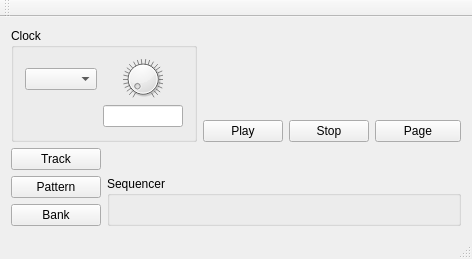
cequenser/sequencer, file apps/digitakt/midi_sequencer/midi_sequencer.ui: the form before one commit.
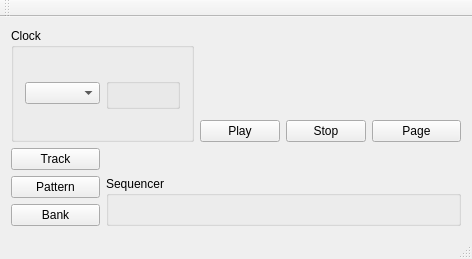
The form after the commit. Custom widgets are drawn as their Qt base class.

What changed in the file:
```diff
--- a/apps/digitakt/midi_sequencer/midi_sequencer.ui
+++ b/apps/digitakt/midi_sequencer/midi_sequencer.ui
@@ -49,59 +49,13 @@
        <string>Clock</string>
       </property>
       <layout class="QGridLayout" name="gridLayout_2">
-       <item row="0" column="2" alignment="Qt::AlignHCenter">
-        <widget class="QDial" name="midi_clock_bpm_dial">
-         <property name="sizePolicy">
-          <sizepolicy hsizetype="MinimumExpanding" vsizetype="MinimumExpanding">
-           <horstretch>0</horstretch>
-           <verstretch>0</verstretch>
-          </sizepolicy>
-         </property>
-         <property name="maximumSize">
-          <size>
-           <width>40</width>
-           <height>40</height>
-          </size>
-         </property>
-         <property name="maximum">
-          <number>4800</number>
-         </property>
-         <property name="singleStep">
-          <number>1</number>
-         </property>
-         <property name="value">
-          <number>120</number>
-         </property>
-         <property name="wrapping">
-          <bool>false</bool>
-         </property>
-         <property name="notchTarget">
-          <double>40.000000000000000</double>
-         </property>
-         <property name="notchesVisible">
-          <bool>true</bool>
-         </property>
-        </widget>
-       </item>
        <item row="0" column="0">
         <widget class="QComboBox" name="midi_clock_port_box"/>
        </item>
-       <item row="2" column="2" alignment="Qt::AlignHCenter">
-        <widget class="QLineEdit" name="midi_clock_bpm_edit">
-         <property name="minimumSize">
-          <size>
-           <width>80</width>
-           <height>0</height>
-          </size>
-         </property>
-         <property name="maximumSize">
-          <size>
-           <width>80</width>
-           <height>16777215</height>
-          </size>
-         </property>
-         <property name="alignment">
-          <set>Qt::AlignRight|Qt::AlignTrailing|Qt::AlignVCenter</set>
+       <item row="0" column="1">
+        <widget class="qt::poti_t" name="clock_box">
+         <property name="title">
+          <string/>
          </property>
         </widget>
        </item>
@@ -220,6 +174,17 @@
   <widget class="QStatusBar" name="status_bar"/>
  </widget>
  <layoutdefault spacing="6" margin="11"/>
+ <customwidgets>
+  <customwidget>
+   <class>qt::poti_t</class>
+   <extends>QGroupBox</extends>
+   <header>poti.hpp</header>
+   <container>1</container>
+   <slots>
+    <signal>value_changed(double)</signal>
+   </slots>
+  </customwidget>
+ </customwidgets>
  <resources/>
  <connections>
   <connection>
```
Left out of the diff: 20 changed lines with no effect on the pictures.
